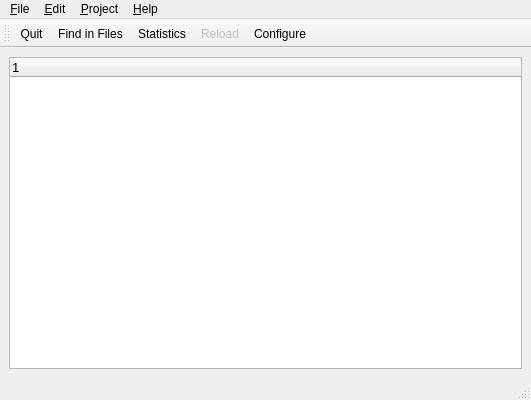
Qt form pootling/ui/Catalog.ui (cc-archive/pootle) before a commit.
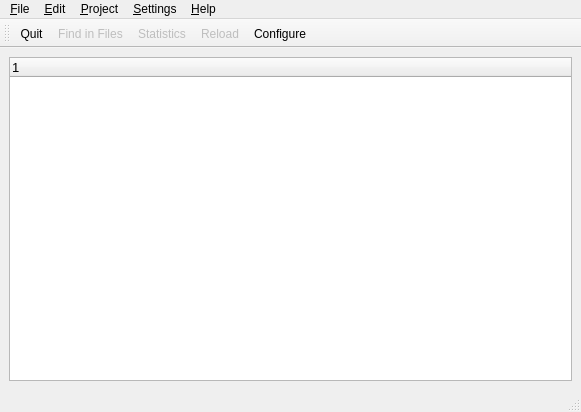
The same form after that commit. Icons and pictures are not drawn.

Commit message: move Configure and buildTM to setting menu and create new and open in project menu

Diff of the .ui file:
```diff
--- a/pootling/ui/Catalog.ui
+++ b/pootling/ui/Catalog.ui
@@ -5,8 +5,8 @@
    <rect>
     <x>0</x>
     <y>0</y>
-    <width>531</width>
-    <height>400</height>
+    <width>581</width>
+    <height>412</height>
    </rect>
   </property>
   <property name="sizePolicy" >
@@ -53,7 +53,7 @@
     <rect>
      <x>0</x>
      <y>0</y>
-     <width>531</width>
+     <width>581</width>
      <height>28</height>
     </rect>
    </property>
@@ -63,20 +63,6 @@
     </property>
     <addaction name="actionQuit" />
    </widget>
-   <widget class="QMenu" name="menuHelp" >
-    <property name="title" >
-     <string>&amp;Help</string>
-    </property>
-    <addaction name="actionAbout" />
-    <addaction name="actionAboutQt" />
-   </widget>
-   <widget class="QMenu" name="menuProject" >
-    <property name="title" >
-     <string>&amp;Project</string>
-    </property>
-    <addaction name="actionConfigure" />
-    <addaction name="actionBuildTM" />
-   </widget>
    <widget class="QMenu" name="menuEdit" >
     <property name="title" >
      <string>&amp;Edit</string>
@@ -86,17 +72,39 @@
     <addaction name="actionStatistics" />
     <addaction name="actionReload" />
    </widget>
+   <widget class="QMenu" name="menuProject" >
+    <property name="title" >
+     <string>&amp;Project</string>
+    </property>
+    <addaction name="actionNew" />
+    <addaction name="actionOpen" />
+   </widget>
+   <widget class="QMenu" name="menuHelp" >
+    <property name="title" >
+     <string>&amp;Help</string>
+    </property>
+    <addaction name="actionAbout" />
+    <addaction name="actionAboutQt" />
+   </widget>
+   <widget class="QMenu" name="menuSettings" >
+    <property name="title" >
+     <string>&amp;Settings</string>
+    </property>
+    <addaction name="actionBuild" />
+    <addaction name="actionConfigure" />
+   </widget>
    <addaction name="menuFile" />
    <addaction name="menuEdit" />
    <addaction name="menuProject" />
+   <addaction name="menuSettings" />
    <addaction name="menuHelp" />
   </widget>
   <widget class="QStatusBar" name="statusbar" />
   <widget class="QToolBar" name="toolBar" >
    <property name="sizePolicy" >
     <sizepolicy>
-     <hsizetype>1</hsizetype>
-     <vsizetype>1</vsizetype>
+     <hsizetype>5</hsizetype>
+     <vsizetype>5</vsizetype>
      <horstretch>0</horstretch>
      <verstretch>0</verstretch>
     </sizepolicy>
@@ -167,7 +175,7 @@
   </action>
   <action name="actionFind_in_Files" >
    <property name="enabled" >
-    <bool>true</bool>
+    <bool>false</bool>
    </property>
    <property name="icon" >
     <iconset>../images/find.png</iconset>
@@ -180,6 +188,9 @@
    </property>
   </action>
   <action name="actionStatistics" >
+   <property name="enabled" >
+    <bool>false</bool>
+   </property>
    <property name="icon" >
     <iconset>../images/statistic.png</iconset>
    </property>
@@ -195,6 +206,32 @@
     <string>&amp;Build TM</string>
    </property>
   </action>
+  <action name="actionNew" >
+   <property name="text" >
+    <string>New...</string>
+   </property>
+  </action>
+  <action name="actionOpen" >
+   <property name="text" >
+    <string>Open...</string>
+   </property>
+  </action>
+  <action name="actionBuild" >
+   <property name="icon" >
+    <iconset>../images/memory.png</iconset>
+   </property>
+   <property name="text" >
+    <string>Build TM...</string>
+   </property>
+  </action>
+  <action name="actionConfigure" >
+   <property name="icon" >
+    <iconset>../images/configure.png</iconset>
+   </property>
+   <property name="text" >
+    <string>Configure...</string>
+   </property>
+  </action>
  </widget>
  <resources/>
  <connections/>
```
Left out of the diff: 12 changed lines with no effect on the pictures. The commit also changes 1 other file.
